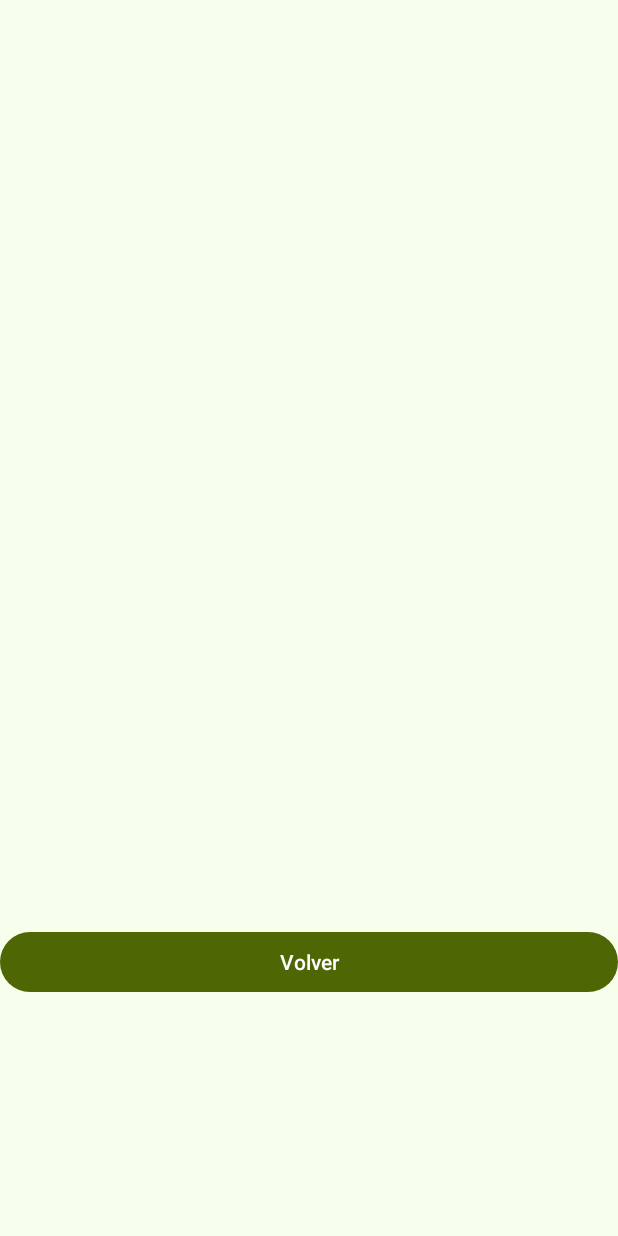
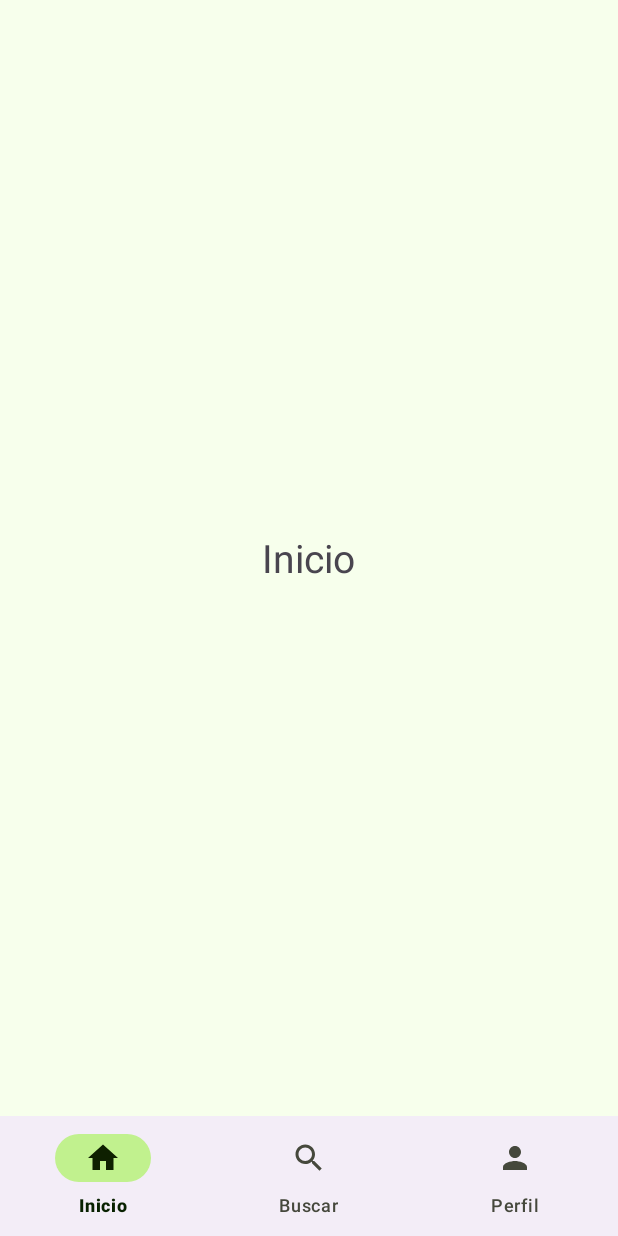
Before and after one commit to MSebas55/SpotSpain, an Android app: the Inicio screen opened directly, with no data from a screen before it, on a phone screen of 412 x 824 dp. Run offline under Robolectric (Android 15) with nearby library versions, the phone set to English and light mode, and no system bars.

Commit message:
Menu de abajo hecho

```diff
--- a/app/build.gradle
+++ b/app/build.gradle
@@ -22,6 +22,11 @@ android {
             proguardFiles getDefaultProguardFile('proguard-android-optimize.txt'), 'proguard-rules.pro'
         }
     }
+
+    buildFeatures {
+        viewBinding true
+    }
+
     compileOptions {
         sourceCompatibility JavaVersion.VERSION_1_8
         targetCompatibility JavaVersion.VERSION_1_8
--- /dev/null
+++ b/app/src/main/java/com/example/spotspain/HomeFragment.java
@@ -0,0 +1,64 @@
+package com.example.spotspain;
+
+import android.os.Bundle;
+
+import androidx.fragment.app.Fragment;
+
+import android.view.LayoutInflater;
+import android.view.View;
+import android.view.ViewGroup;
+
+/**
+ * A simple {@link Fragment} subclass.
+ * Use the {@link HomeFragment#newInstance} factory method to
+ * create an instance of this fragment.
+ */
+public class HomeFragment extends Fragment {
+
+    // TODO: Rename parameter arguments, choose names that match
+    // the fragment initialization parameters, e.g. ARG_ITEM_NUMBER
+    private static final String ARG_PARAM1 = "param1";
+    private static final String ARG_PARAM2 = "param2";
+
+    // TODO: Rename and change types of parameters
+    private String mParam1;
+    private String mParam2;
+
+    public HomeFragment() {
+        // Required empty public constructor
+    }
+
+    /**
+     * Use this factory method to create a new instance of
+     * this fragment using the provided parameters.
+     *
+     * @param param1 Parameter 1.
+     * @param param2 Parameter 2.
+     * @return A new instance of fragment HomeFragment.
+     */
+    // TODO: Rename and change types and number of parameters
+    public static HomeFragment newInstance(String param1, String param2) {
+        HomeFragment fragment = new HomeFragment();
+        Bundle args = new Bundle();
+        args.putString(ARG_PARAM1, param1);
+        args.putString(ARG_PARAM2, param2);
+        fragment.setArguments(args);
+        return fragment;
+    }
+
+    @Override
+    public void onCreate(Bundle savedInstanceState) {
+        super.onCreate(savedInstanceState);
+        if (getArguments() != null) {
+            mParam1 = getArguments().getString(ARG_PARAM1);
+            mParam2 = getArguments().getString(ARG_PARAM2);
+        }
+    }
+
+    @Override
+    public View onCreateView(LayoutInflater inflater, ViewGroup container,
+                             Bundle savedInstanceState) {
+        // Inflate the layout for this fragment
+        return inflater.inflate(R.layout.fragment_home, container, false);
+    }
+}
--- a/app/src/main/java/com/example/spotspain/Inicio.java
+++ b/app/src/main/java/com/example/spotspain/Inicio.java
@@ -1,31 +1,46 @@
 package com.example.spotspain;
 
 import androidx.appcompat.app.AppCompatActivity;
+import androidx.fragment.app.Fragment;
+import androidx.fragment.app.FragmentManager;
+import androidx.fragment.app.FragmentTransaction;
 
-import android.content.Intent;
-import android.database.Cursor;
-import android.database.sqlite.SQLiteDatabase;
 import android.os.Bundle;
-import android.view.View;
-import android.widget.Button;
-import android.widget.LinearLayout;
-import android.widget.TextView;
 
-import com.example.spotspain.Database.DatabaseAux;
+import com.example.spotspain.databinding.ActivityInicioBinding;
 
 public class Inicio extends AppCompatActivity {
+
+    ActivityInicioBinding binding;
 
     @Override
     protected void onCreate(Bundle savedInstanceState) {
         super.onCreate(savedInstanceState);
-        setContentView(R.layout.activity_inicio);
-        showElements();
+        binding = ActivityInicioBinding.inflate(getLayoutInflater());
+        setContentView(binding.getRoot());
+        replaceFragment(new HomeFragment());
+        //showElements();
+
+        binding.bottomNavigationView.setOnItemSelectedListener(item -> {
+            if (item.getItemId() == R.id.home) {
+                replaceFragment(new HomeFragment());
+            } else if (item.getItemId() == R.id.search) {
+                replaceFragment(new SearchFragment());
+            } else if (item.getItemId() == R.id.profile) {
+                replaceFragment(new ProfileFragment());
+            }
+            return true;
+        });
     }
-    public void changeToLogin(View view) {
-        Intent intent = new Intent(Inicio.this, Login.class);
-        startActivity(intent);
+
+    private void replaceFragment(Fragment fragment) {
+        FragmentManager fragmentManager = getSupportFragmentManager();
+        FragmentTransaction fragmentTransaction = fragmentManager.beginTransaction();
+        fragmentTransaction.replace(R.id.frame_layout, fragment);
+        fragmentTransaction.commit();
     }
-    void showElements() {
+    // Mostrar datos del sqlite
+    /*void showElements() {
         SQLiteDatabase db = new DatabaseAux(this).getReadableDatabase();
 
         Cursor cursor = db.rawQuery("SELECT * FROM users", null);
@@ -58,5 +73,5 @@ public class Inicio extends AppCompatActivity {
             }while(cursor.moveToNext());
         }
         db.close();
-    }
+    }*/
 }
--- /dev/null
+++ b/app/src/main/res/drawable/ic_baseline_home_24.xml
@@ -0,0 +1,5 @@
+<vector android:height="24dp" android:tint="#000000"
+    android:viewportHeight="24" android:viewportWidth="24"
+    android:width="24dp" xmlns:android="http://schemas.android.com/apk/res/android">
+    <path android:fillColor="@android:color/white" android:pathData="M10,20v-6h4v6h5v-8h3L12,3 2,12h3v8z"/>
+</vector>
--- /dev/null
+++ b/app/src/main/res/drawable/ic_baseline_person_24.xml
@@ -0,0 +1,5 @@
+<vector android:height="24dp" android:tint="#000000"
+    android:viewportHeight="24" android:viewportWidth="24"
+    android:width="24dp" xmlns:android="http://schemas.android.com/apk/res/android">
+    <path android:fillColor="@android:color/white" android:pathData="M12,12c2.21,0 4,-1.79 4,-4s-1.79,-4 -4,-4 -4,1.79 -4,4 1.79,4 4,4zM12,14c-2.67,0 -8,1.34 -8,4v2h16v-2c0,-2.66 -5.33,-4 -8,-4z"/>
+</vector>
--- /dev/null
+++ b/app/src/main/res/drawable/ic_baseline_search_24.xml
@@ -0,0 +1,5 @@
+<vector android:height="24dp" android:tint="#000000"
+    android:viewportHeight="24" android:viewportWidth="24"
+    android:width="24dp" xmlns:android="http://schemas.android.com/apk/res/android">
+    <path android:fillColor="@android:color/white" android:pathData="M15.5,14h-0.79l-0.28,-0.27C15.41,12.59 16,11.11 16,9.5 16,5.91 13.09,3 9.5,3S3,5.91 3,9.5 5.91,16 9.5,16c1.61,0 3.09,-0.59 4.23,-1.57l0.27,0.28v0.79l5,4.99L20.49,19l-4.99,-5zM9.5,14C7.01,14 5,11.99 5,9.5S7.01,5 9.5,5 14,7.01 14,9.5 11.99,14 9.5,14z"/>
+</vector>
--- /dev/null
+++ b/app/src/main/res/drawable/ic_baseline_settings_24.xml
@@ -0,0 +1,5 @@
+<vector android:height="24dp" android:tint="#000000"
+    android:viewportHeight="24" android:viewportWidth="24"
+    android:width="24dp" xmlns:android="http://schemas.android.com/apk/res/android">
+    <path android:fillColor="@android:color/white" android:pathData="M19.14,12.94c0.04,-0.3 0.06,-0.61 0.06,-0.94c0,-0.32 -0.02,-0.64 -0.07,-0.94l2.03,-1.58c0.18,-0.14 0.23,-0.41 0.12,-0.61l-1.92,-3.32c-0.12,-0.22 -0.37,-0.29 -0.59,-0.22l-2.39,0.96c-0.5,-0.38 -1.03,-0.7 -1.62,-0.94L14.4,2.81c-0.04,-0.24 -0.24,-0.41 -0.48,-0.41h-3.84c-0.24,0 -0.43,0.17 -0.47,0.41L9.25,5.35C8.66,5.59 8.12,5.92 7.63,6.29L5.24,5.33c-0.22,-0.08 -0.47,0 -0.59,0.22L2.74,8.87C2.62,9.08 2.66,9.34 2.86,9.48l2.03,1.58C4.84,11.36 4.8,11.69 4.8,12s0.02,0.64 0.07,0.94l-2.03,1.58c-0.18,0.14 -0.23,0.41 -0.12,0.61l1.92,3.32c0.12,0.22 0.37,0.29 0.59,0.22l2.39,-0.96c0.5,0.38 1.03,0.7 1.62,0.94l0.36,2.54c0.05,0.24 0.24,0.41 0.48,0.41h3.84c0.24,0 0.44,-0.17 0.47,-0.41l0.36,-2.54c0.59,-0.24 1.13,-0.56 1.62,-0.94l2.39,0.96c0.22,0.08 0.47,0 0.59,-0.22l1.92,-3.32c0.12,-0.22 0.07,-0.47 -0.12,-0.61L19.14,12.94zM12,15.6c-1.98,0 -3.6,-1.62 -3.6,-3.6s1.62,-3.6 3.6,-3.6s3.6,1.62 3.6,3.6S13.98,15.6 12,15.6z"/>
+</vector>
--- a/app/src/main/res/layout/activity_inicio.xml
+++ b/app/src/main/res/layout/activity_inicio.xml
@@ -7,32 +7,24 @@
     tools:context=".Inicio">
 
 
-    <Button
-        android:id="@+id/irainicio"
+    <FrameLayout
+        android:id="@+id/frame_layout"
+        android:layout_width="0dp"
+        android:layout_height="0dp"
+        app:layout_constraintBottom_toTopOf="@+id/bottomNavigationView"
+        app:layout_constraintEnd_toEndOf="parent"
+        app:layout_constraintStart_toStartOf="parent"
+        app:layout_constraintTop_toTopOf="parent">
+
+    </FrameLayout>
+
+    <com.google.android.material.bottomnavigation.BottomNavigationView
+        android:id="@+id/bottomNavigationView"
         android:layout_width="match_parent"
         android:layout_height="wrap_content"
-        android:onClick="changeToLogin"
-        android:text="Volver"
         app:layout_constraintBottom_toBottomOf="parent"
         app:layout_constraintEnd_toEndOf="parent"
         app:layout_constraintStart_toStartOf="parent"
-        app:layout_constraintTop_toBottomOf="@+id/scroll" />
-
-    <ScrollView
-        android:id="@+id/scroll"
-        android:layout_width="219dp"
-        android:layout_height="300dp"
-        app:layout_constraintEnd_toEndOf="parent"
-        app:layout_constraintStart_toStartOf="parent"
-        app:layout_constraintTop_toTopOf="parent"
-        app:layout_constraintBottom_toTopOf="@id/irainicio">
-
-        <LinearLayout
-            android:id="@+id/fillContentShow"
-            android:layout_width="wrap_content"
-            android:layout_height="wrap_content"
-            android:orientation="vertical">
-        </LinearLayout>
-    </ScrollView>
+        app:menu="@menu/bottom_nav_menu"/>
 
 </androidx.constraintlayout.widget.ConstraintLayout>
--- /dev/null
+++ b/app/src/main/res/layout/fragment_home.xml
@@ -0,0 +1,17 @@
+<?xml version="1.0" encoding="utf-8"?>
+<FrameLayout xmlns:android="http://schemas.android.com/apk/res/android"
+    xmlns:tools="http://schemas.android.com/tools"
+    android:layout_width="match_parent"
+    android:layout_height="match_parent"
+    tools:context=".HomeFragment">
+
+    <TextView
+        android:layout_width="wrap_content"
+        android:layout_height="wrap_content"
+        android:text="Inicio"
+        android:textSize="26dp"
+        android:layout_gravity="center"/>
+
+
+
+</FrameLayout>
--- /dev/null
+++ b/app/src/main/res/menu/bottom_nav_menu.xml
@@ -0,0 +1,12 @@
+<menu xmlns:android="http://schemas.android.com/apk/res/android">
+
+    <item android:title="Inicio"
+        android:icon="@drawable/ic_baseline_home_24"
+        android:id="@+id/home"/>
+    <item android:title="Buscar"
+        android:icon="@drawable/ic_baseline_search_24"
+        android:id="@+id/search"/>
+    <item android:title="Perfil"
+        android:icon="@drawable/ic_baseline_person_24"
+        android:id="@+id/profile"/>
+</menu>
--- a/app/src/main/res/values/strings.xml
+++ b/app/src/main/res/values/strings.xml
@@ -1,4 +1,6 @@
 <resources>
     <string name="app_name">SpotSpain</string>
     <string name="watermark">SpotSpain by Sebastian Calimandruc</string>
+    <!-- TODO: Remove or change this placeholder text -->
+    <string name="hello_blank_fragment">Hello blank fragment</string>
 </resources>
```
Also changed, not shown: app/src/main/java/com/example/spotspain/ProfileFragment.java (added, +64 -0 lines), app/src/main/java/com/example/spotspain/SearchFragment.java (added, +64 -0 lines), app/src/main/res/layout/activity_register.xml (+36 -23 lines), app/src/main/res/layout/fragment_profile.xml (added, +27 -0 lines), app/src/main/res/layout/fragment_search.xml (added, +16 -0 lines).
